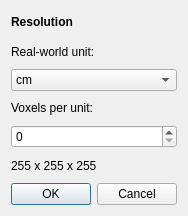
Before: the Qt Designer form src/ui/forms/resolution_dialog.ui in mkeeter/antimony, drawn with Qt 5.
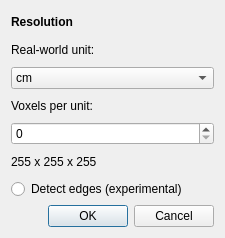
After: the same form once the commit is applied.

Commit message: Adding 'detect edges' option to export mesh window

The edit to the form file:
```diff
--- a/src/ui/forms/resolution_dialog.ui
+++ b/src/ui/forms/resolution_dialog.ui
@@ -6,8 +6,8 @@
    <rect>
     <x>0</x>
     <y>0</y>
-    <width>176</width>
-    <height>216</height>
+    <width>225</width>
+    <height>238</height>
    </rect>
   </property>
   <property name="windowTitle">
@@ -74,6 +74,13 @@
      </property>
     </widget>
    </item>
+   <item>
+    <widget class="QRadioButton" name="detect_edges">
+     <property name="text">
+      <string>Detect edges (experimental)</string>
+     </property>
+    </widget>
+   </item>
    <item>
     <widget class="QDialogButtonBox" name="buttonBox">
      <property name="orientation">
```
The commit also changes 7 other files.
